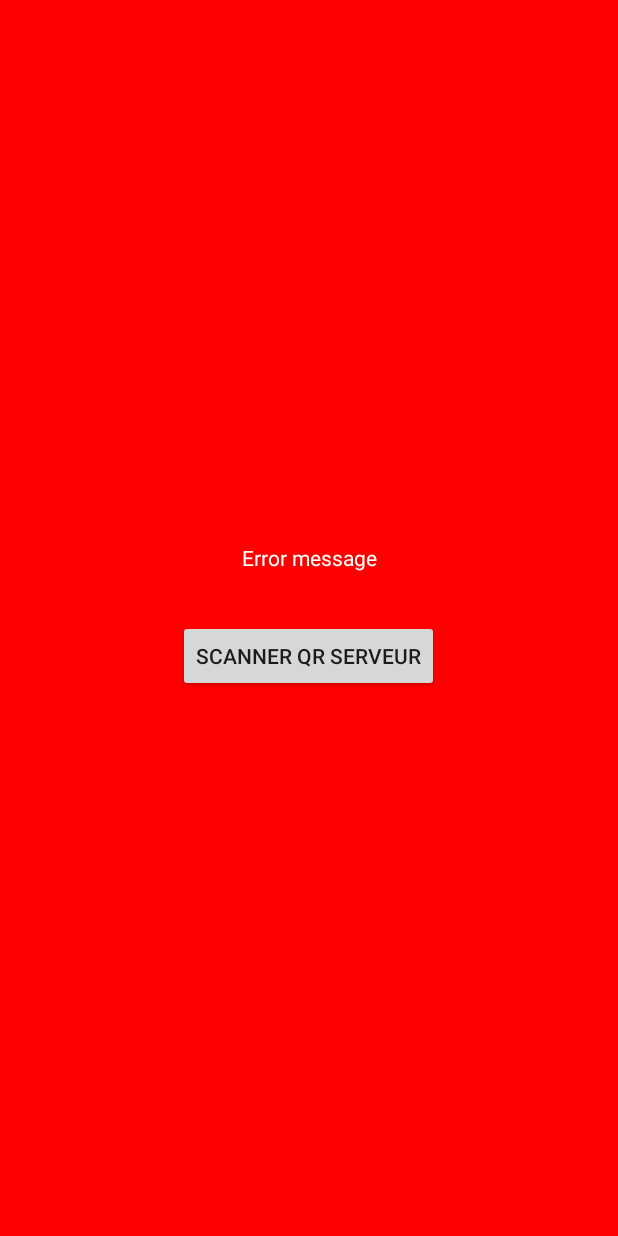
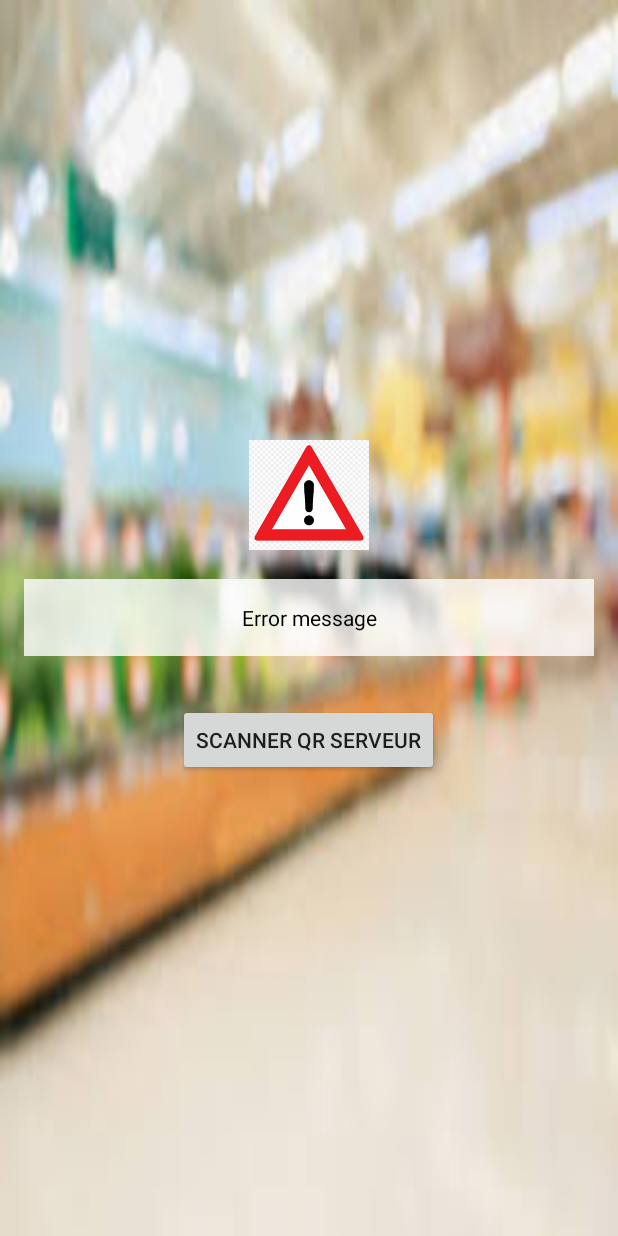
Before and after one commit to doctarhyf/Shopm, an Android app: the layout fragment_error_message.xml on its own in the app's theme, with its tools: preview values and no code run, on a phone screen of 412 x 824 dp. Run offline under Robolectric (Android 15) with nearby library versions, the light colour scheme and no system bars.

Commit message:
changed error message design

```diff
--- a/app/src/main/res/layout/fragment_error_message.xml
+++ b/app/src/main/res/layout/fragment_error_message.xml
@@ -5,19 +5,28 @@
     android:layout_width="match_parent"
     android:layout_height="match_parent"
     android:gravity="center"
-    android:background="@color/red"
+    android:background="@drawable/smarket_bg"
+
     tools:context=".fragments.FragnentErrorMessage">
 
     <!-- TODO: Update blank fragment layout -->
+
+    <ImageView
+        android:src="@drawable/warning"
+        android:layout_width="80dp"
+        android:layout_height="80dp" />
+
     <TextView
+        android:background="#CCFFFFFF"
         android:id="@+id/tvErrorMessage"
         android:padding="16dp"
+        android:layout_margin="16dp"
         android:layout_width="match_parent"
         android:layout_height="wrap_content"
         android:textAlignment="center"
         android:gravity="center"
 
-        android:textColor="@color/white"
+        android:textColor="#000"
 
         android:text="Error message" />
 
```
Also changed, not shown: app/src/main/java/com/example/doctarhyf/shopm/fragments/FragnentErrorMessage.java (+11 -1 lines), app/src/main/res/drawable/smarket_bg.jpeg (added), app/src/main/res/drawable/warning.png (added).
